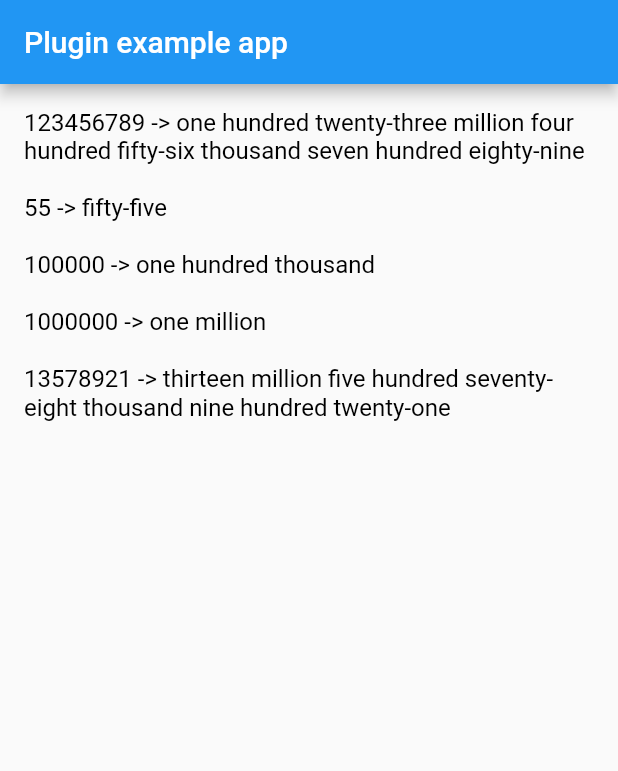
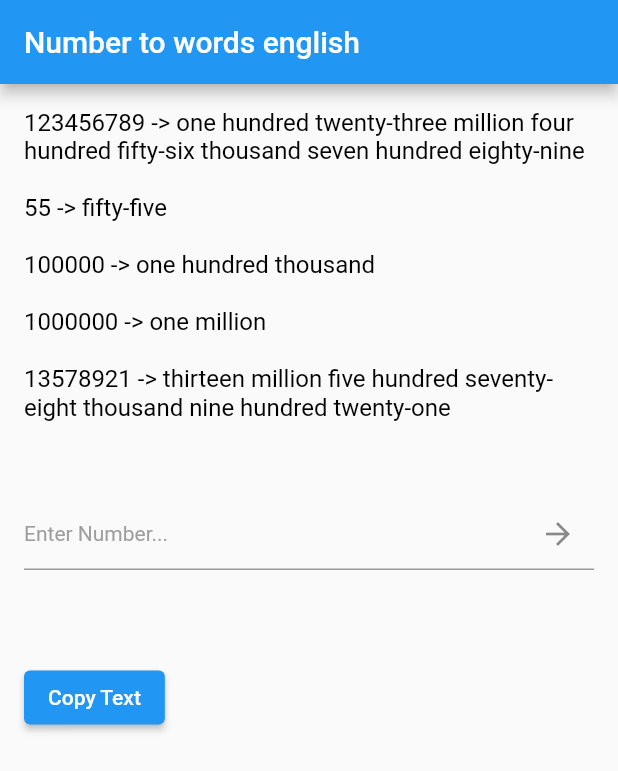
Before and after one commit to kenguyenduc/flutter_number_to_words_english, a Flutter app: the screen it shows after launch, on a phone screen of 412 x 824 dp. Shown: the top 771 px of the screen. Run offline on Flutter 3.47's test engine with Material 2 defaults, Android fonts, the light colour scheme and no system bars.

```diff
--- a/example/lib/main.dart
+++ b/example/lib/main.dart
@@ -1,4 +1,5 @@
 import 'package:flutter/material.dart';
+import 'package:flutter/services.dart';
 import 'package:number_to_words_english/number_to_words_english.dart';
 
 void main() {
@@ -18,53 +19,141 @@ class _MyAppState extends State<MyApp> {
     color: Colors.black,
   );
 
+  final TextEditingController _inputNumberController = TextEditingController();
+  String _result = '';
+  final _focusNode = FocusNode();
+
+  @override
+  void initState() {
+    super.initState();
+    _focusNode.addListener(() {
+      if (_focusNode.hasFocus) {
+        _inputNumberController.selection = TextSelection(
+            baseOffset: 0, extentOffset: _inputNumberController.text.length);
+      }
+    });
+  }
+
+  @override
+  void dispose() {
+    super.dispose();
+    _focusNode.dispose();
+    _inputNumberController.dispose();
+  }
+
   @override
   Widget build(BuildContext context) {
     return MaterialApp(
+      debugShowCheckedModeBanner: false,
       home: Scaffold(
-        appBar: AppBar(
-          title: const Text('Plugin example app'),
+        appBar: _buildAppBar(),
+        body: _buildBody(),
       ),
-        body: SafeArea(
+    );
+  }
+
+  AppBar _buildAppBar() {
+    return AppBar(
+      title: const Text('Number to words english'),
+    );
+  }
+
+  Widget _buildBody() {
+    return SafeArea(
       child: Padding(
         padding: const EdgeInsets.all(16.0),
         child: Column(
           crossAxisAlignment: CrossAxisAlignment.start,
           children: [
+            Text(
               /// 'one hundred twenty-three million four hundred fifty-six thousand seven hundred eighty-nine'
-                Text(
               '123456789 -> ${NumberToWordsEnglish.convert(123456789)} \n',
               style: _textStyle,
             ),
-
+            Text(
               ///'fifty-five'
-                Text(
               '55 -> ${NumberToWordsEnglish.convert(55)} \n',
               style: _textStyle,
             ),
-
+            Text(
               ///'one hundred thousand'
-                Text(
               '100000 -> ${NumberToWordsEnglish.convert(100000)} \n',
               style: _textStyle,
             ),
-
+            Text(
               ///'one million'
-                Text(
               '1000000 -> ${NumberToWordsEnglish.convert(1000000)} \n',
               style: _textStyle,
             ),
-
+            Text(
               /// 'thirteen million five hundred seventy-eight thousand nine hundred twenty-one'
-                Text(
               '13578921 -> ${NumberToWordsEnglish.convert(13578921)} \n',
               style: _textStyle,
             ),
+            const SizedBox(height: 32),
+            _buildInput(),
           ],
-            ),
-          ),
         ),
       ),
     );
   }
+
+  Widget _buildInput() {
+    return Column(
+      mainAxisSize: MainAxisSize.min,
+      crossAxisAlignment: CrossAxisAlignment.start,
+      children: [
+        TextField(
+          controller: _inputNumberController,
+          focusNode: _focusNode,
+          inputFormatters: <TextInputFormatter>[
+            FilteringTextInputFormatter.digitsOnly,
+          ],
+          keyboardType: TextInputType.number,
+          style: const TextStyle(
+            color: Colors.black,
+            fontWeight: FontWeight.bold,
+            fontSize: 18,
+          ),
+          decoration: InputDecoration(
+            hintText: 'Enter Number...',
+            counterText: '',
+            hintStyle: const TextStyle(
+              color: Colors.grey,
+              fontSize: 14,
+              fontWeight: FontWeight.w400,
+            ),
+            focusedBorder: const UnderlineInputBorder(
+              borderSide: BorderSide(color: Colors.grey),
+            ),
+            suffixIcon: IconButton(
+              onPressed: () {
+                int? value = int.tryParse(_inputNumberController.text);
+                _result =
+                    value == null ? '' : NumberToWordsEnglish.convert(value);
+                setState(() {});
+              },
+              icon: const Icon(Icons.arrow_forward),
+            ),
+          ),
+        ),
+        const SizedBox(height: 20),
+        Text(
+          _result,
+          style: const TextStyle(
+            color: Colors.black,
+            fontWeight: FontWeight.bold,
+            fontSize: 18,
+          ),
+        ),
+        const SizedBox(height: 20),
+        ElevatedButton(
+          onPressed: () {
+            Clipboard.setData(ClipboardData(text: _result));
+          },
+          child: const Text('Copy Text'),
+        ),
+      ],
+    );
   }
+}
--- a/example/pubspec.yaml
+++ b/example/pubspec.yaml
@@ -4,7 +4,7 @@ description: Demonstrates how to use the number_to_words_english plugin.
 
 # The following line prevents the package from being accidentally published to
 # pub.dev using `flutter pub publish`. This is preferred for private packages.
-#publish_to: 'none' # Remove this line if you wish to publish to pub.dev
+publish_to: 'none' # Remove this line if you wish to publish to pub.dev
 
 environment:
   sdk: ">=2.12.0 <3.0.0"
```
Also changed, not shown: 9 other files. Lines whose indentation alone changed are shown as unchanged.
